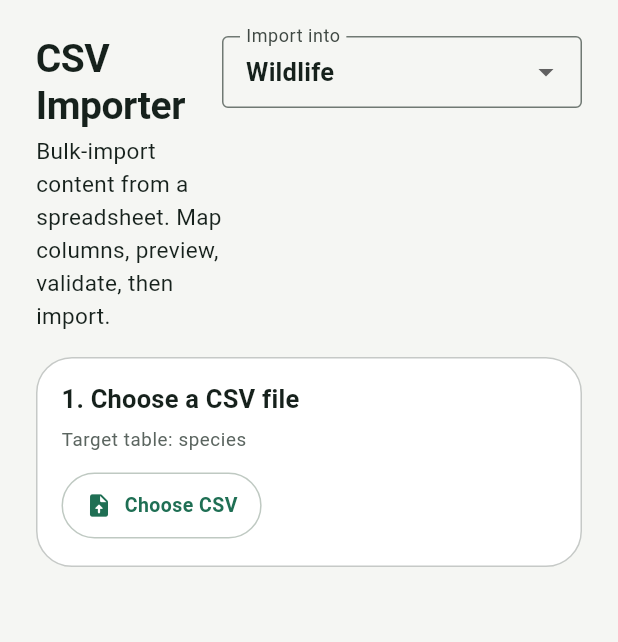
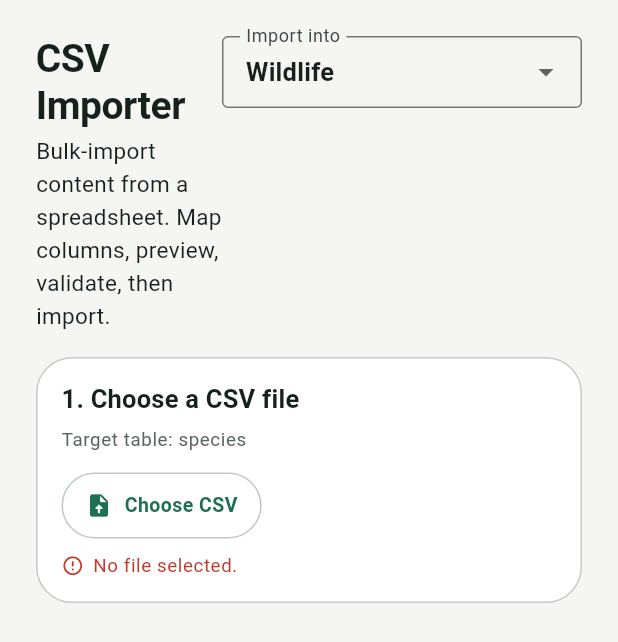
Before and after one commit to trashpin/radio, a Flutter app: the CsvImporterTab widget shown alone on an empty page, opened directly, after a tap on "Choose CSV", on a phone screen of 412 x 824 dp. Shown: the top 642 px of the screen. Run offline on Flutter 3.47's test engine with Material 3 defaults, Android fonts, the phone set to English and light mode, and no system bars; our stand-ins replace audio_service, csv, file_picker, flutter_dotenv, flutter_riverpod, flutter_tts and 5 more; missing offline and left inert: dart_tags; accounts and stored records are empty; network calls fail.

Commit message:
CSV Importer: accept any file (drop extension filter that hid files) + show clear load/parse feedback so failures aren't silent
Co-authored-by: trashpin <trashpin@users.noreply.github.com>

```diff
--- a/lib/features/admin/presentation/csv_import_page.dart
+++ b/lib/features/admin/presentation/csv_import_page.dart
@@ -34,6 +34,7 @@ class _CsvImporterTabState extends State<CsvImporterTab> {
   late CsvTarget _target = _targets.first;
 
   String? _fileName;
+  String? _loadNote; // visible feedback about the last file pick/parse
   List<String> _headers = const [];
   List<List<String>> _rows = const []; // data rows (no header)
   Map<String, String?> _mapping = {}; // DB column key -> CSV header (or null)
@@ -72,15 +73,26 @@ class _CsvImporterTabState extends State<CsvImporterTab> {
   }
 
   Future<void> _pickCsv() async {
-    final res = await FilePicker.platform.pickFiles(
-      withData: true,
-      type: FileType.custom,
-      allowedExtensions: const ['csv', 'txt'],
-    );
-    if (res == null || res.files.isEmpty) return;
+    FilePickerResult? res;
+    try {
+      // FileType.any (no extension filter) is the most robust on web/desktop —
+      // an extension filter can hide the file in the OS picker.
+      res = await FilePicker.platform.pickFiles(withData: true);
+    } catch (e) {
+      setState(() => _loadNote = 'Could not open the file picker: $e');
+      return;
+    }
+    if (res == null || res.files.isEmpty) {
+      setState(() => _loadNote = 'No file selected.');
+      return;
+    }
     final f = res.files.first;
     final bytes = f.bytes;
-    if (bytes == null) return;
+    if (bytes == null || bytes.isEmpty) {
+      setState(() => _loadNote =
+          'Could not read "${f.name}" (no data). Try re-selecting the file.');
+      return;
+    }
     _parse(bytes, f.name);
   }
 
@@ -95,6 +107,7 @@ class _CsvImporterTabState extends State<CsvImporterTab> {
           _fileName = name;
           _headers = const [];
           _rows = const [];
+          _loadNote = 'No rows found in "$name". Is it a CSV with a header row?';
         });
         return;
       }
@@ -111,10 +124,12 @@ class _CsvImporterTabState extends State<CsvImporterTab> {
         _rows = rows;
         _mapping = autoMapColumns(_headers, _target);
         _resetResult();
+        _loadNote = 'Loaded "$name": ${rows.length} rows, ${headers.length} columns.';
       });
     } catch (e) {
       setState(() {
         _fileName = name;
+        _loadNote = 'Could not parse "$name" as CSV: $e';
         _headers = const [];
         _rows = const [];
         _errors
@@ -301,6 +316,26 @@ class _CsvImporterTabState extends State<CsvImporterTab> {
                       style: theme.textTheme.bodySmall),
                 ],
               ]),
+              if (_loadNote != null) ...[
+                const Gap.v(AppSpacing.sm),
+                Row(children: [
+                  Icon(
+                      _headers.isEmpty
+                          ? Icons.error_outline_rounded
+                          : Icons.check_circle_rounded,
+                      size: 15,
+                      color: _headers.isEmpty
+                          ? theme.colorScheme.error
+                          : Colors.green),
+                  const SizedBox(width: 6),
+                  Expanded(
+                      child: Text(_loadNote!,
+                          style: theme.textTheme.bodySmall?.copyWith(
+                              color: _headers.isEmpty
+                                  ? theme.colorScheme.error
+                                  : null))),
+                ]),
+              ],
             ],
           ),
         ),
```
